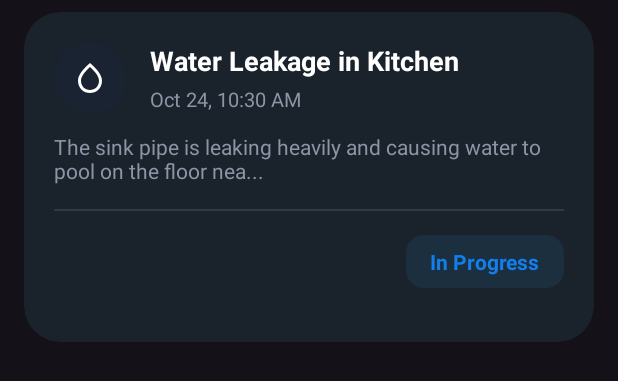
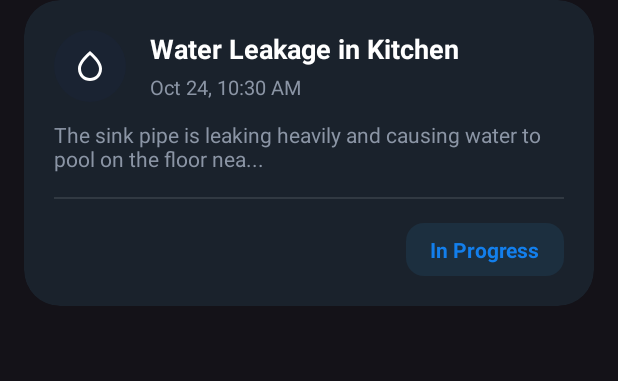
Before and after one commit to vaghasiyasahil/House-visitor-management-system, an Android app: the layout item_complaint.xml on its own in the app's theme, with its tools: preview values and no code run, on a phone screen of 412 x 824 dp. Shown: the top 381 px of the screen. Run offline under Robolectric (Android 15) with nearby library versions, the phone set to English and light mode, and no system bars.

Commit message:
remove space from the bottom in item complaint

```diff
--- a/app/src/main/java/com/example/housevisitormanagementsystem/ViewComplaintActivity.kt
+++ b/app/src/main/java/com/example/housevisitormanagementsystem/ViewComplaintActivity.kt
@@ -74,7 +74,10 @@ class ViewComplaintActivity : AppCompatActivity() {
                 snapshot ->
             val announcementsList = mutableListOf<ComplaintModel>()
             snapshot?.documents?.forEach {
-                announcementsList.add(ComplaintModel.fromHashMap(it.data ?: emptyMap()))
+                val model = ComplaintModel.fromHashMap(it.data ?: emptyMap())
+                if (model.title.isNotEmpty() || model.description.isNotEmpty()) {
+                    announcementsList.add(model)
+                }
             }
             allComplaintList = announcementsList
             setupFilters()
--- a/app/src/main/res/layout/activity_view_complaint.xml
+++ b/app/src/main/res/layout/activity_view_complaint.xml
@@ -189,7 +189,6 @@
     <ScrollView
         android:layout_width="match_parent"
         android:layout_height="0dp"
-        android:fillViewport="true"
         app:layout_constraintTop_toBottomOf="@id/chipGroupFiltersScroll"
         app:layout_constraintBottom_toTopOf="@id/btnGenerateReport">
 
--- a/app/src/main/res/layout/item_complaint.xml
+++ b/app/src/main/res/layout/item_complaint.xml
@@ -4,12 +4,11 @@
     android:layout_width="match_parent"
     android:layout_height="wrap_content"
     android:layout_marginHorizontal="16dp"
-    android:layout_marginVertical="8dp"
+    android:layout_marginBottom="12dp"
     app:cardBackgroundColor="@color/card_dark_bg"
     app:cardCornerRadius="24dp"
     app:cardElevation="0dp"
-    app:strokeWidth="0dp"
-    android:minHeight="220dp">
+    app:strokeWidth="0dp">
 
     <androidx.constraintlayout.widget.ConstraintLayout
         android:layout_width="match_parent"
```
